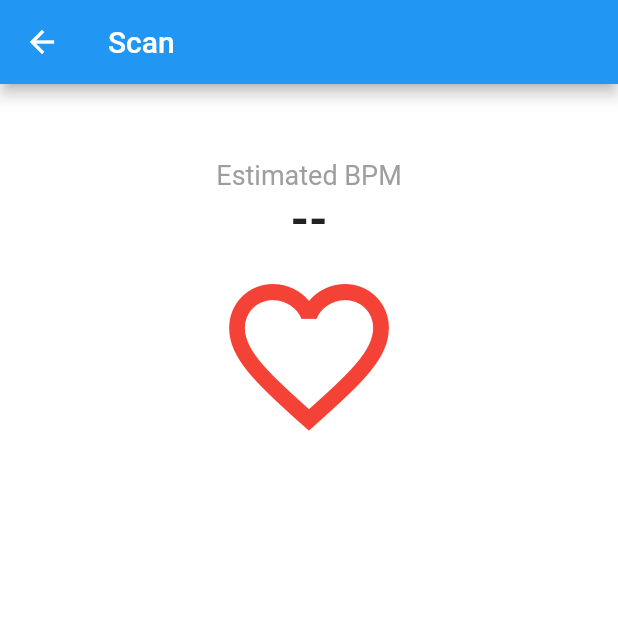
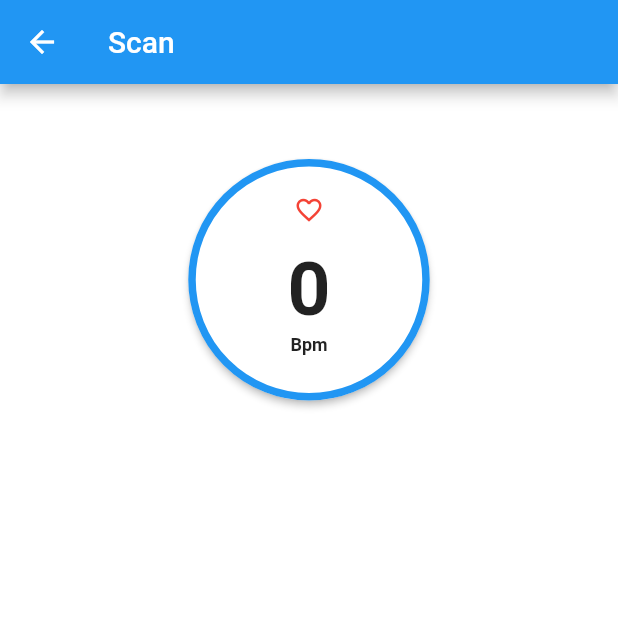
Before and after one commit to Chandra179/Heart_Rate, a Flutter app: the HeartSensor screen opened directly, on a phone screen of 412 x 824 dp, the top half of it. Run offline on Flutter 3.47's test engine with Material 2 defaults, Android fonts, the phone set to English and light mode, and no system bars; our stand-ins replace camera, cloud_firestore, firebase_auth, firebase_core, fl_chart, fluttertoast and 1 more; accounts and stored records are empty.

Commit message:
heart show

```diff
--- a/HeartRate/lib/pages/heartSensor.dart
+++ b/HeartRate/lib/pages/heartSensor.dart
@@ -2,6 +2,7 @@ import 'dart:async';
 
 import 'package:camera/camera.dart';
 import 'package:flutter/material.dart';
+import 'package:flutter/widgets.dart';
 import 'package:wakelock/wakelock.dart';
 import '../component/chart.dart';
 import 'package:heart_rate/pages/userData.dart';
@@ -76,39 +77,73 @@ class _HeartSensorState extends State<HeartSensor>
         body: ListView(
           children: <Widget>[
             ///SHOW BPM NUMBER
-            Container(
-              padding: EdgeInsets.fromLTRB(50, 50, 50, 0),
-              child: Container(
-                child: Center(
-                    child: Column(
-                  mainAxisSize: MainAxisSize.min,
-                  crossAxisAlignment: CrossAxisAlignment.center,
-                  children: <Widget>[
-                    Text(
-                      "Estimated BPM",
-                      style: TextStyle(fontSize: 18, color: Colors.grey),
-                    ),
-                    Text(
-                      (_bpm > 30 && _bpm < 150 ? _bpm.toString() : "--"),
-                      style:
-                          TextStyle(fontSize: 32, fontWeight: FontWeight.bold),
-                    ),
-                  ],
-                )),
-              ),
-            ),
+            // Container(
+            //   padding: EdgeInsets.fromLTRB(50, 50, 50, 0),
+            //   child: Container(
+            //     child: Center(
+            //         child: Column(
+            //       mainAxisSize: MainAxisSize.min,
+            //       crossAxisAlignment: CrossAxisAlignment.center,
+            //       children: <Widget>[
+            //         Text(
+            //           "Estimated BPM",
+            //           style: TextStyle(fontSize: 18, color: Colors.grey),
+            //         ),
+            //         Text(
+            //           (_bpm > 30 && _bpm < 150 ? _bpm.toString() : "--"),
+            //           style:
+            //               TextStyle(fontSize: 32, fontWeight: FontWeight.bold),
+            //         ),
+            //       ],
+            //     )),
+            //   ),
+            // ),
 
             ///START THE HEART RATE SCANNING --> PRESS THE HEART BUTTON
+            // Container(
+            //   child: Center(
+            //     child: Transform.scale(
+            //       scale: _iconScale,
+            //       child: IconButton(
+            //         splashRadius: 1,
+            //         icon:
+            //             Icon(_toggled ? Icons.favorite : Icons.favorite_border),
+            //         color: Colors.red,
+            //         iconSize: 128,
+            //         onPressed: () {
+            //           if (_toggled) {
+            //             _untoggle();
+            //           } else {
+            //             _toggle();
+            //           }
+            //         },
+            //       ),
+            //     ),
+            //   ),
+            // ),
+
             Container(
-              child: Center(
-                child: Transform.scale(
+              padding: EdgeInsets.fromLTRB(0, 50, 0, 50),
+              child: RawMaterialButton(
+                onPressed: () {
+                  if (_toggled) {
+                    _untoggle();
+                  } else {
+                    _toggle();
+                  }
+                },
+                elevation: 2.0,
+                fillColor: Colors.white,
+                child: Column(
+                  children: [
+                    Transform.scale(
                       scale: _iconScale,
                       child: IconButton(
+                        iconSize: 20,
                         splashRadius: 1,
-                    icon:
-                        Icon(_toggled ? Icons.favorite : Icons.favorite_border),
+                        icon: Icon(
+                            _toggled ? Icons.favorite : Icons.favorite_border),
                         color: Colors.red,
-                    iconSize: 128,
                         onPressed: () {
                           if (_toggled) {
                             _untoggle();
@@ -117,6 +152,23 @@ class _HeartSensorState extends State<HeartSensor>
                           }
                         },
                       ),
+                    ),
+                    Text(
+                      (_bpm > 30 && _bpm < 150 ? _bpm.toString() : "0"),
+                      style:
+                          TextStyle(fontSize: 50, fontWeight: FontWeight.bold),
+                    ),
+                    Container(
+                      padding: EdgeInsets.fromLTRB(0, 0, 0, 20),
+                      child: Text('Bpm',
+                          style: TextStyle(
+                              fontSize: 12, fontWeight: FontWeight.bold)),
+                    ),
+                  ],
+                ),
+                padding: EdgeInsets.fromLTRB(10, 10, 10, 10),
+                shape: CircleBorder(
+                  side: BorderSide(color: Colors.blue, width: 5),
                 ),
               ),
             ),
@@ -156,7 +208,8 @@ class _HeartSensorState extends State<HeartSensor>
                               Card(
                                 elevation: 3,
                                 shape: RoundedRectangleBorder(
-                                  side: BorderSide(color: Colors.white70, width: 1),
+                                  side: BorderSide(
+                                      color: Colors.white70, width: 1),
                                   borderRadius: BorderRadius.circular(40),
                                 ),
                                 child: Column(
@@ -221,7 +274,8 @@ class _HeartSensorState extends State<HeartSensor>
                               Card(
                                 elevation: 3,
                                 shape: RoundedRectangleBorder(
-                                  side: BorderSide(color: Colors.white70, width: 1),
+                                  side: BorderSide(
+                                      color: Colors.white70, width: 1),
                                   borderRadius: BorderRadius.circular(40),
                                 ),
                                 child: Column(
@@ -286,7 +340,8 @@ class _HeartSensorState extends State<HeartSensor>
                               Card(
                                 elevation: 3,
                                 shape: RoundedRectangleBorder(
-                                  side: BorderSide(color: Colors.white70, width: 1),
+                                  side: BorderSide(
+                                      color: Colors.white70, width: 1),
                                   borderRadius: BorderRadius.circular(40),
                                 ),
                                 child: Column(
@@ -363,6 +418,7 @@ class _HeartSensorState extends State<HeartSensor>
                             onPressed: () {
                               setState(() {
                                 _Saveme = false;
+                                _bpm = 0;
                               });
                             }),
                         RaisedButton(
@@ -419,6 +475,7 @@ class _HeartSensorState extends State<HeartSensor>
         _myColor = false;
         _myColor2 = false;
         _myColor3 = false;
+        _bpm = 0;
       });
       // after is toggled
       _initTimer();
```
Also changed, not shown: HeartRate/pubspec.lock. Lines whose indentation alone changed are shown as unchanged.
